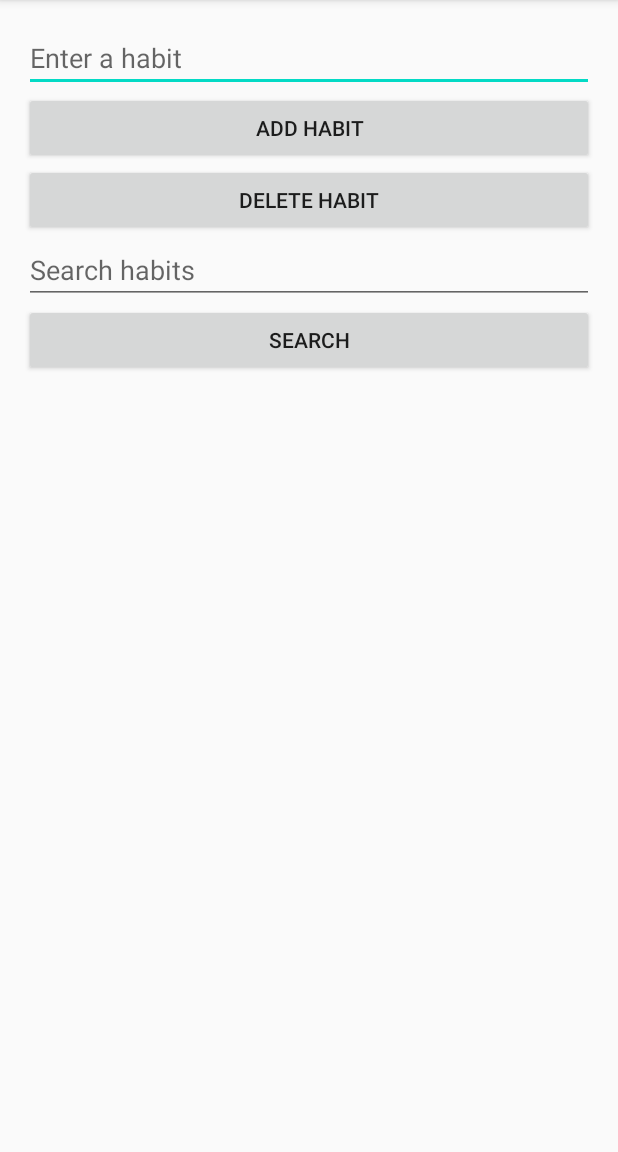
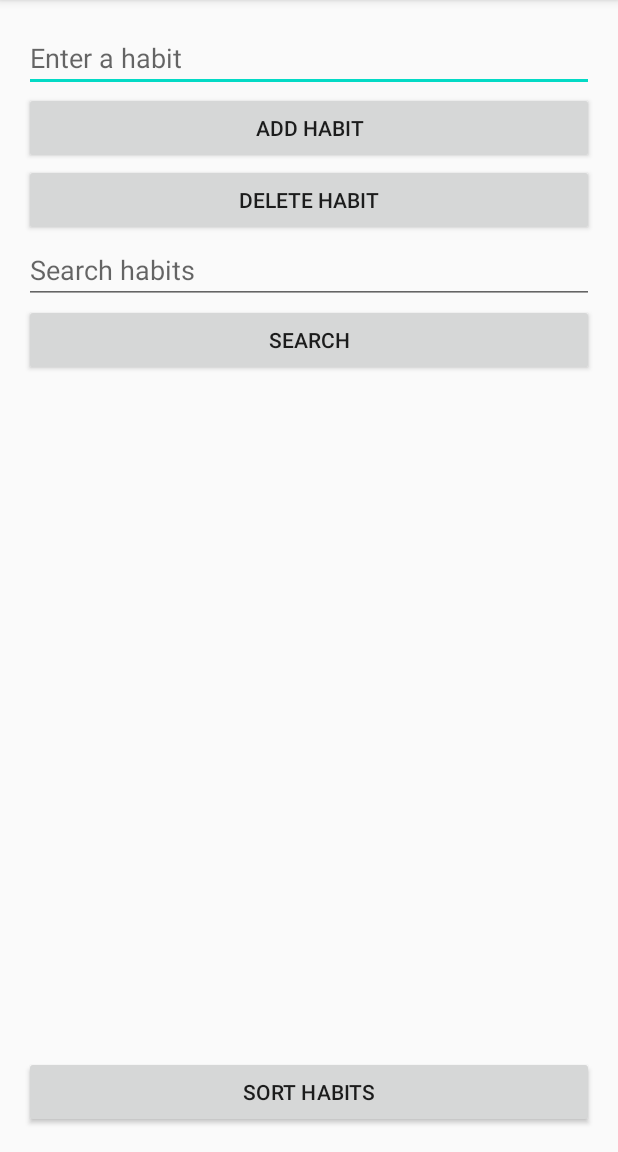
Before and after one commit to djalalw/Hingo-, an Android app: the screen it shows after launch (MainActivity), on a phone screen of 412 x 824 dp, the part 84-1236 px from its top. Run offline under Robolectric (Android 15) with nearby library versions, the phone set to English and light mode, and no system bars.

Commit message:
Added Sort Function

```diff
--- a/app/src/main/java/com/example/hingo/HabitDatabaseHelper.java
+++ b/app/src/main/java/com/example/hingo/HabitDatabaseHelper.java
@@ -7,11 +7,12 @@ import android.database.sqlite.SQLiteOpenHelper;
 public class HabitDatabaseHelper extends SQLiteOpenHelper {
 
     private static final String DATABASE_NAME = "habits.db";
-    private static final int DATABASE_VERSION = 1;
+    private static final int DATABASE_VERSION = 2; // Update database version when schema changes
 
     static final String TABLE_HABITS = "habits";
     static final String COLUMN_ID = "_id";
     static final String COLUMN_HABIT_NAME = "name";
+    static final String COLUMN_TIMESTAMP = "timestamp"; // New column for timestamp
 
     public HabitDatabaseHelper(Context context) {
         super(context, DATABASE_NAME, null, DATABASE_VERSION);
@@ -19,14 +20,17 @@ public class HabitDatabaseHelper extends SQLiteOpenHelper {
 
     @Override
     public void onCreate(SQLiteDatabase db) {
+        // SQL statement to create the habits table
         String createTable = "CREATE TABLE " + TABLE_HABITS + " ("
                 + COLUMN_ID + " INTEGER PRIMARY KEY AUTOINCREMENT, "
-                + COLUMN_HABIT_NAME + " TEXT NOT NULL);";
+                + COLUMN_HABIT_NAME + " TEXT NOT NULL, "
+                + COLUMN_TIMESTAMP + " INTEGER NOT NULL);"; // Define timestamp column
         db.execSQL(createTable);
     }
 
     @Override
     public void onUpgrade(SQLiteDatabase db, int oldVersion, int newVersion) {
+        // Drop old table if exists and recreate on upgrade
         db.execSQL("DROP TABLE IF EXISTS " + TABLE_HABITS);
         onCreate(db);
     }
--- a/app/src/main/java/com/example/hingo/MainActivity.java
+++ b/app/src/main/java/com/example/hingo/MainActivity.java
@@ -1,12 +1,13 @@
 package com.example.hingo;
 
 import android.os.Bundle;
+import java.util.ArrayList;
 import android.widget.Button;
 import android.widget.EditText;
 import android.widget.ListView;
 import android.widget.Toast;
 import androidx.appcompat.app.AppCompatActivity;
-import java.util.ArrayList;
+import java.util.Collections;
 import java.util.List;
 
 public class MainActivity extends AppCompatActivity {
@@ -14,6 +15,7 @@ public class MainActivity extends AppCompatActivity {
     private HabitDao habitDao;
     private ListView listView;
     private HabitAdapter habitAdapter;
+    private boolean isAscendingOrder = true; // Initial sort order
 
     @Override
     protected void onCreate(Bundle savedInstanceState) {
@@ -24,19 +26,22 @@ public class MainActivity extends AppCompatActivity {
         habitDao.open();
 
         listView = findViewById(R.id.listView);
-        habitAdapter = new HabitAdapter(this, new ArrayList<>()); // Anpassung des Konstruktors
+        habitAdapter = new HabitAdapter(this, new ArrayList<>()); // Initialize adapter
         listView.setAdapter(habitAdapter);
 
         Button addButton = findViewById(R.id.addButton);
         Button deleteButton = findViewById(R.id.deleteButton);
         Button searchButton = findViewById(R.id.searchButton);
+        Button sortButton = findViewById(R.id.sortButton); // New sort button
         EditText habitEditText = findViewById(R.id.habitEditText);
         EditText searchEditText = findViewById(R.id.searchEditText);
 
         addButton.setOnClickListener(v -> {
             String habitName = habitEditText.getText().toString().trim();
             if (!habitName.isEmpty()) {
-                habitDao.addHabit(new Habit(0, habitName));
+                long timestamp = System.currentTimeMillis(); // Get current timestamp
+                Habit newHabit = new Habit(0, habitName, timestamp);
+                habitDao.addHabit(newHabit);
                 updateHabitList();
                 habitEditText.setText("");
             } else {
@@ -67,18 +72,28 @@ public class MainActivity extends AppCompatActivity {
         searchButton.setOnClickListener(v -> {
             String query = searchEditText.getText().toString().trim();
             List<Habit> results = habitDao.searchHabits(query);
-            habitAdapter.clear();
-            habitAdapter.addAll(results);
-            habitAdapter.notifyDataSetChanged();
+            updateAdapterWithData(results);
         });
 
-        updateHabitList();
+        sortButton.setOnClickListener(v -> {
+            isAscendingOrder = !isAscendingOrder; // Toggle sort order
+            updateHabitList(); // Re-sort and update list
+        });
+
+        updateHabitList(); // Initial display of habits
     }
 
     private void updateHabitList() {
         List<Habit> allHabits = habitDao.getAllHabits();
+        if (!isAscendingOrder) {
+            Collections.reverse(allHabits); // Reverse order for descending
+        }
+        updateAdapterWithData(allHabits);
+    }
+
+    private void updateAdapterWithData(List<Habit> habits) {
         habitAdapter.clear();
-        habitAdapter.addAll(allHabits);
+        habitAdapter.addAll(habits);
         habitAdapter.notifyDataSetChanged();
     }
 
--- a/app/src/main/res/layout/activity_main.xml
+++ b/app/src/main/res/layout/activity_main.xml
@@ -40,4 +40,11 @@
             android:layout_height="0dp"
             android:layout_weight="1" />
 
+    <Button
+            android:id="@+id/sortButton"
+            android:layout_width="match_parent"
+            android:layout_height="wrap_content"
+            android:text="Sort Habits" />
+
+
 </LinearLayout>
```
Also changed, not shown: app/src/main/java/com/example/hingo/Habit.java (+12 -2 lines), app/src/main/java/com/example/hingo/HabitAdapter.java (+25 -0 lines), app/src/main/java/com/example/hingo/HabitDao.java (+60 -27 lines), app/src/main/res/layout/habit_item.xml (+15 -3 lines).
